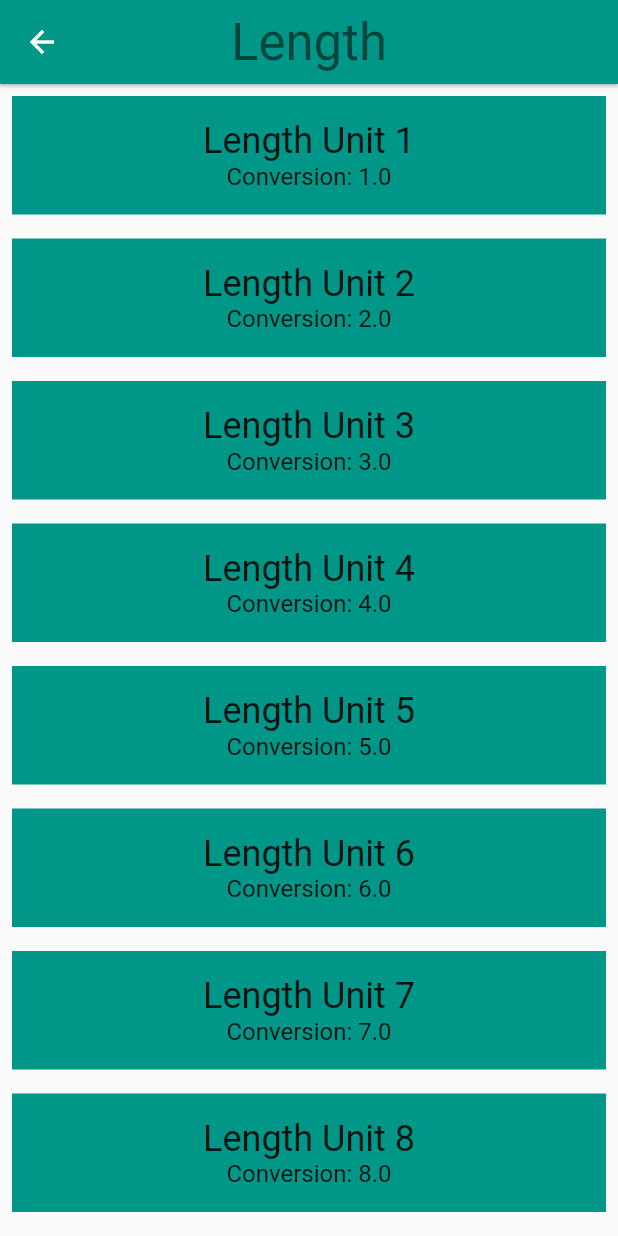
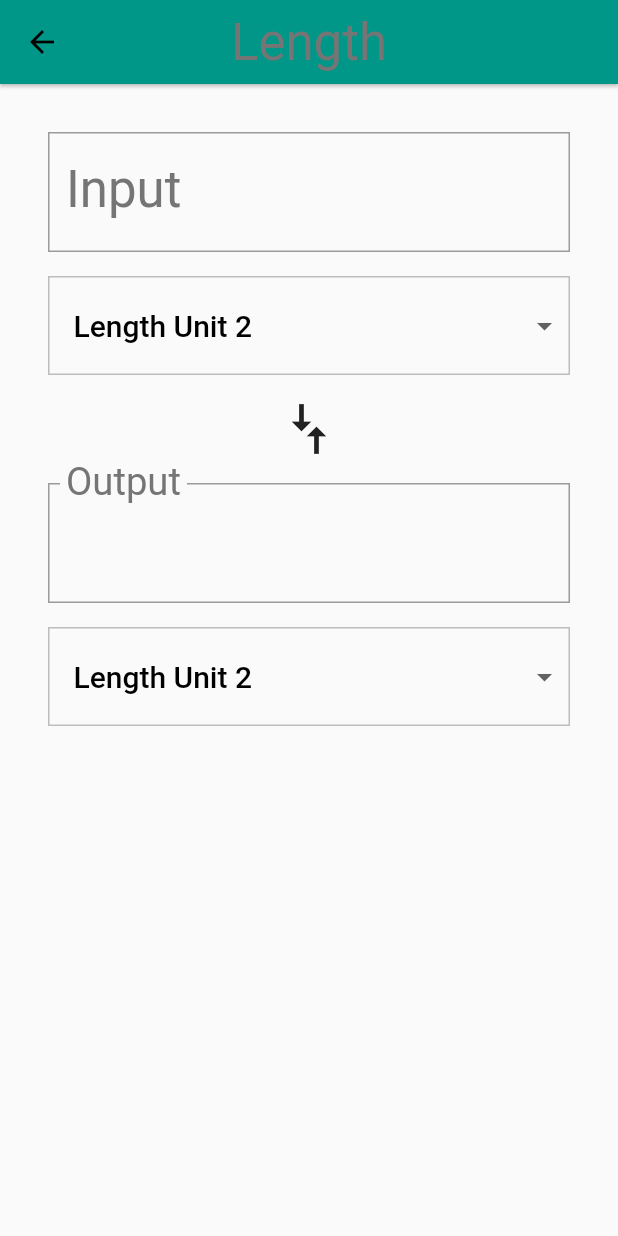
Before and after one commit to lordcharro/converter_app, a Flutter app: the screen it shows after launch, after a tap on "Length", on a phone screen of 412 x 824 dp. Run offline on Flutter 3.47's test engine with Material 2 defaults, Android fonts, the phone set to English and light mode, and no system bars.

Commit message:
Update converter screen

```diff
--- a/lib/category.dart
+++ b/lib/category.dart
@@ -85,6 +85,7 @@ class Category extends StatelessWidget {
             color: color,
             units: units,
           ),
+          resizeToAvoidBottomPadding: false,
         );
       },
     ));
--- a/lib/converter_route.dart
+++ b/lib/converter_route.dart
@@ -1,6 +1,8 @@
 import 'package:converter_app/unit.dart';
 import 'package:flutter/cupertino.dart';
 import 'package:flutter/material.dart';
+
+const _padding = EdgeInsets.all(16.0);
 
 class ConverterRoute extends StatefulWidget {
   final List<Unit> units;
@@ -14,32 +16,207 @@ class ConverterRoute extends StatefulWidget {
         assert(color != null);
 }
 
-class _ConverterRoute extends State<ConverterRoute>
-{
+class _ConverterRoute extends State<ConverterRoute> {
+  Unit _fromValue;
+  Unit _toValue;
+  double _inputValue;
+  String _convertedValue = '';
+  List<DropdownMenuItem> _unitMenuItems;
+  bool _showValidationError = false;
+
+  @override
+  void initState() {
+    super.initState();
+    _createDropdownMenuItems();
+    _setDefaults();
+  }
+
+  void _createDropdownMenuItems() {
+    var newItems = <DropdownMenuItem>[];
+
+    for (var unit in widget.units) {
+      newItems.add(DropdownMenuItem(
+        value: unit.name,
+        child: Container(
+          child: Text(
+            unit.name,
+            softWrap: true,
+          ),
+        ),
+      ));
+    }
+    setState(() {
+      _unitMenuItems = newItems;
+    });
+  }
+
+  void _setDefaults() {
+    setState(() {
+      _fromValue = widget.units[0];
+      _toValue = widget.units[1];
+    });
+  }
+
+  /// Clean up conversion; trim trailing zeros, e.g. 5.500 -> 5.5, 10.0 -> 10
+  String _format(double conversion) {
+    var outputNum = conversion.toStringAsPrecision(7);
+    if (outputNum.contains('.') && outputNum.endsWith('0')) {
+      var i = outputNum.length - 1;
+      while (outputNum[i] == '0') {
+        i -= 1;
+      }
+      outputNum = outputNum.substring(0, i + 1);
+    }
+    if (outputNum.endsWith('.')) {
+      return outputNum.substring(0, outputNum.length - 1);
+    }
+    return outputNum;
+  }
+
+  void _updateConversion() {
+    setState(() {
+      _convertedValue = _format(_inputValue * (_toValue.conversion / _fromValue.conversion));
+    });
+  }
+
+  void _updateInputValue(String input) {
+    setState(() {
+      if (input == null || input.isEmpty) {
+        _convertedValue = '';
+      } else {
+        // Even though we are using the numerical keyboard, we still have to check
+        // for non-numerical input such as '5..0' or '6 -3'
+        try {
+          final inputDouble = double.parse(input);
+          _showValidationError = false;
+          _inputValue = inputDouble;
+          _updateConversion();
+        } on Exception catch (e) {
+          print('Error: $e');
+          _showValidationError = true;
+        }
+      }
+    });
+  }
+
+  Unit _getUnit(String unitName) {
+    return widget.units.firstWhere(
+      (Unit unit) {
+        return unit.name == unitName;
+      },
+      orElse: null,
+    );
+  }
+
+  void _updateFromConversion(dynamic unitName) {
+    setState(() {
+      _fromValue = _getUnit(unitName);
+    });
+    if (_inputValue != null) {
+      _updateConversion();
+    }
+  }
+
+  void _updateToConversion(dynamic unitName) {
+    setState(() {
+      _toValue = _getUnit(unitName);
+    });
+    if (_inputValue != null) {
+      _updateConversion();
+    }
+  }
+
+  Widget _createDropdown(String currentValue, ValueChanged<dynamic> onChange) {
+    return Container(
+      margin: EdgeInsets.only(top: 16.0),
+      decoration: BoxDecoration(
+        color: Colors.grey[50],
+        border: Border.all(color: Colors.grey[400], width: 1.0),
+      ),
+      padding: EdgeInsets.symmetric(vertical: 8.0),
+      child: Theme(
+        data: Theme.of(context).copyWith(
+          canvasColor: Colors.grey[50],
+        ),
+        child: DropdownButtonHideUnderline(
+          child: ButtonTheme(
+            alignedDropdown: true,
+            child: DropdownButton(
+              value: currentValue,
+              items: _unitMenuItems,
+              onChanged: onChange,
+              style: Theme.of(context).textTheme.title,
+            ),
+          ),
+        ),
+      ),
+    );
+  }
+
   @override
   Widget build(BuildContext context) {
-    final unitWidgets = widget.units.map((Unit unit) {
-      return Container(
-        color: widget.color,
-        margin: EdgeInsets.all(8.0),
-        padding: EdgeInsets.all(16.0),
-        child: Column(
-          children: <Widget>[
-            Text(
-              unit.name,
-              style: Theme.of(context).textTheme.headline,
+    final input = Padding(
+      padding: _padding,
+      child: Column(
+        crossAxisAlignment: CrossAxisAlignment.stretch,
+        children: <Widget>[
+          TextField(
+            style: Theme.of(context).textTheme.display1,
+            decoration: InputDecoration(
+              labelText: "Input",
+              errorText: _showValidationError ? "Invalid number enter" : null,
+              labelStyle: Theme.of(context).textTheme.display1,
+              border: OutlineInputBorder(
+                borderRadius: BorderRadius.circular(0.0),
+              ),
             ),
-            Text(
-              'Conversion: ${unit.conversion}',
-              style: Theme.of(context).textTheme.subhead,
+            keyboardType: TextInputType.number,
+            onChanged: _updateInputValue,
+          ),
+          _createDropdown(_toValue.name, _updateFromConversion),
+        ],
+      ),
+    );
+
+    final arrows = RotatedBox(
+      quarterTurns: 1,
+      child: Icon(
+        Icons.compare_arrows,
+        size: 40,
+      ),
+    );
+
+    final output = Padding(
+      padding: _padding,
+      child: Column(
+        crossAxisAlignment: CrossAxisAlignment.stretch,
+        children: <Widget>[
+          InputDecorator(
+            child: Text(
+              _convertedValue,
+              style: Theme.of(context).textTheme.display1,
             ),
-          ],
-        ),
-      );
-    }).toList();
+            decoration: InputDecoration(
+              labelText: "Output",
+              labelStyle: Theme.of(context).textTheme.display1,
+              border: OutlineInputBorder(
+                borderRadius: BorderRadius.circular(0.0),
+              ),
+            ),
+          ),
+          _createDropdown(_toValue.name, _updateToConversion),
+        ],
+      ),
+    );
 
-    return ListView(
-      children: unitWidgets,
+    final converter = Column(
+      crossAxisAlignment: CrossAxisAlignment.stretch,
+      children: <Widget>[input, arrows, output],
+    );
+
+    return Padding(
+      padding: _padding,
+      child: converter,
     );
   }
 }
--- a/lib/main.dart
+++ b/lib/main.dart
@@ -11,6 +11,13 @@ class UnitConverterApp extends StatelessWidget {
     return MaterialApp(
       debugShowCheckedModeBanner: false,
       title: 'Unit Converter',
+      theme: ThemeData(
+          textTheme: Theme.of(context).textTheme.apply(
+                bodyColor: Colors.black,
+                displayColor: Colors.grey[600],
+              ),
+          primaryColor: Colors.grey[500],
+          textSelectionHandleColor: Colors.green[500]),
       home: CategoryRoute(),
     );
   }
```
